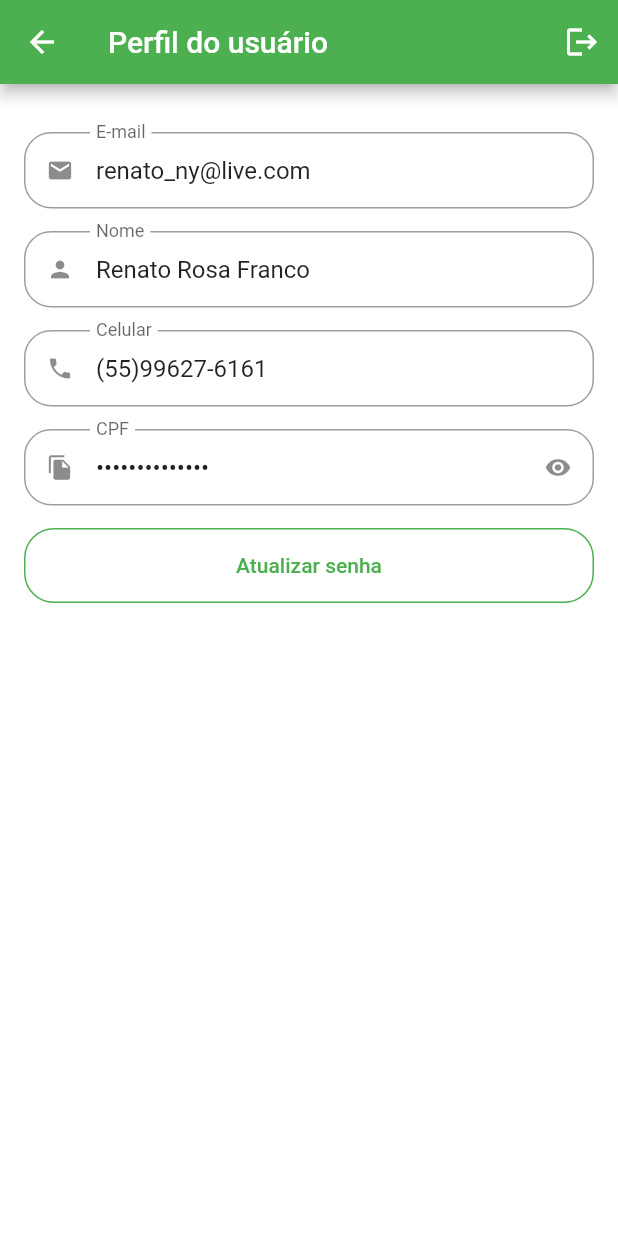
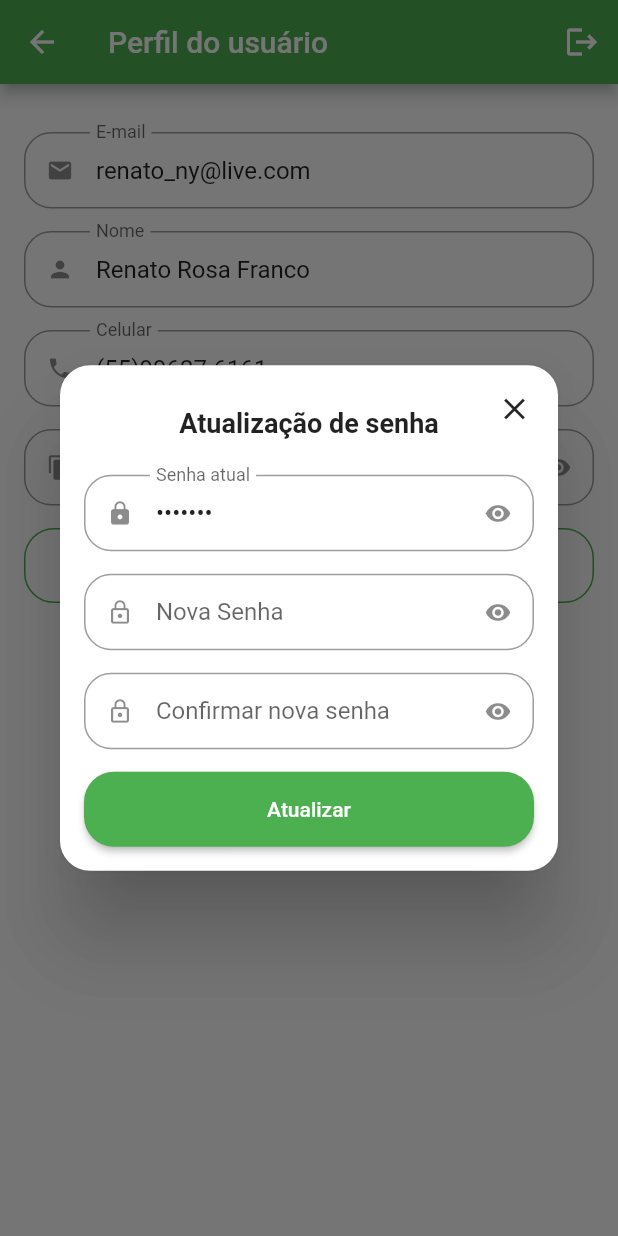
Before and after one commit to RenatoRosaFranco/fruit-ecommerce-app, a Flutter app: the ProfileTab screen opened directly, after a tap on "Atualizar senha", on a phone screen of 412 x 824 dp. Run offline on Flutter 3.47's test engine with Material 2 defaults, Android fonts, the phone set to English and light mode, and no system bars; our stand-ins replace animated_text_kit, mask_text_input_formatter.

Commit message:
Adicionando dialog para mudança de senha

```diff
--- a/lib/src/pages/profile/profile_tab.dart
+++ b/lib/src/pages/profile/profile_tab.dart
@@ -4,9 +4,14 @@ import 'package:flutter/material.dart';
 import 'package:untitled4/src/config/app_data.dart' as app_data;
 import 'package:untitled4/src/pages/common_widgets/custom_text_field.dart';
 
-class ProfileTab extends StatelessWidget {
+class ProfileTab extends StatefulWidget {
   const ProfileTab({Key? key}) : super(key: key);
 
+  @override
+  State<ProfileTab> createState() => _ProfileTabState();
+}
+
+class _ProfileTabState extends State<ProfileTab> {
   @override
   Widget build(BuildContext context) {
     return Scaffold(
@@ -45,17 +50,82 @@ class ProfileTab extends StatelessWidget {
               height: 50,
               child: OutlinedButton(
                   style: OutlinedButton.styleFrom(
-                    side: const BorderSide(
-                      color: Colors.green
-                    ),
-                    shape: RoundedRectangleBorder(
-                      borderRadius: BorderRadius.circular(20),
-                    )
-                  ),
-                  onPressed: () {},
+                      side: const BorderSide(color: Colors.green),
+                      shape: RoundedRectangleBorder(
+                        borderRadius: BorderRadius.circular(20),
+                      )),
+                  onPressed: updatePassword,
                   child: const Text('Atualizar senha')))
         ],
       ),
     );
   }
+
+  Future<bool?> updatePassword() async {
+    return showDialog(
+        context: context,
+        builder: (context) {
+          return Dialog(
+            shape:
+                RoundedRectangleBorder(borderRadius: BorderRadius.circular(20)),
+            child: Stack(
+              children: [
+                Positioned(
+                  top: 5,
+                  right: 5,
+                  child: IconButton(
+                    onPressed: () {
+                      Navigator.of(context).pop();
+                    },
+                    icon: const Icon(Icons.close),
+                  ),
+                ),
+                Padding(
+                  padding: const EdgeInsets.all(16),
+                  child: Column(
+                    crossAxisAlignment: CrossAxisAlignment.stretch,
+                    mainAxisSize: MainAxisSize.min,
+                    children: [
+                      const Padding(
+                        padding: EdgeInsets.symmetric(vertical: 12),
+                        child: Center(
+                          child: Padding(
+                            padding: EdgeInsets.only(bottom: 12),
+                            child: Text(
+                              'Atualização de senha',
+                              style:
+                                  TextStyle(fontSize: 18, fontWeight: FontWeight.bold),
+                            ),
+                          ),
+                        ),
+                      ),
+                      CustomTextField(
+                          icon: Icons.lock,
+                          label: 'Senha atual',
+                          isSecret: true,
+                          isReadOnly: true,
+                          initialValue: app_data.user.password),
+                      const CustomTextField(
+                          icon: Icons.lock_outline, label: 'Nova Senha', isSecret: true),
+                      const CustomTextField(
+                          icon: Icons.lock_outline, label: 'Confirmar nova senha', isSecret: true),
+
+                      // Button
+                      SizedBox(
+                          height: 50,
+                          child: ElevatedButton(
+                            style: ElevatedButton.styleFrom(
+                              shape: RoundedRectangleBorder(
+                                borderRadius: BorderRadius.circular(20)
+                              )
+                            ),
+                              onPressed: () {}, child: const Text('Atualizar')))
+                    ],
+                  ),
+                ),
+              ],
+            ),
+          );
+        });
+  }
 }
```
